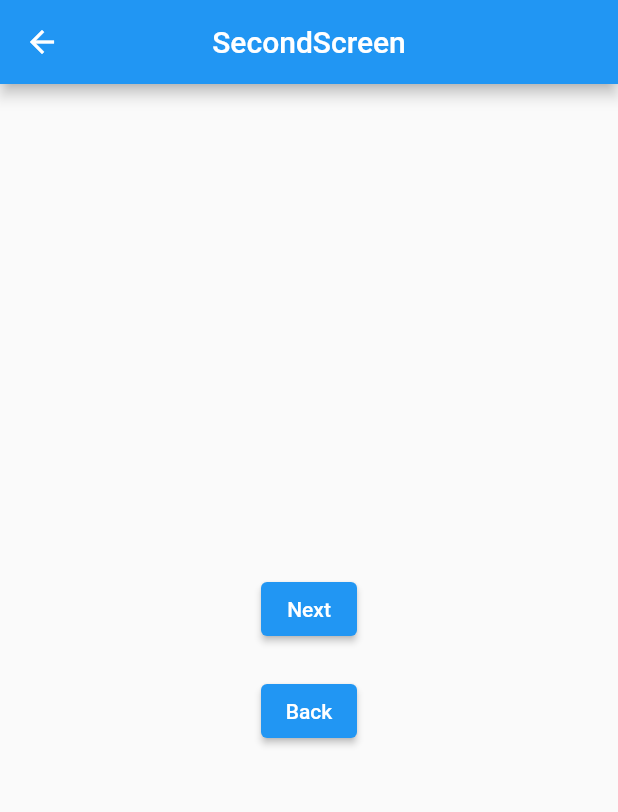
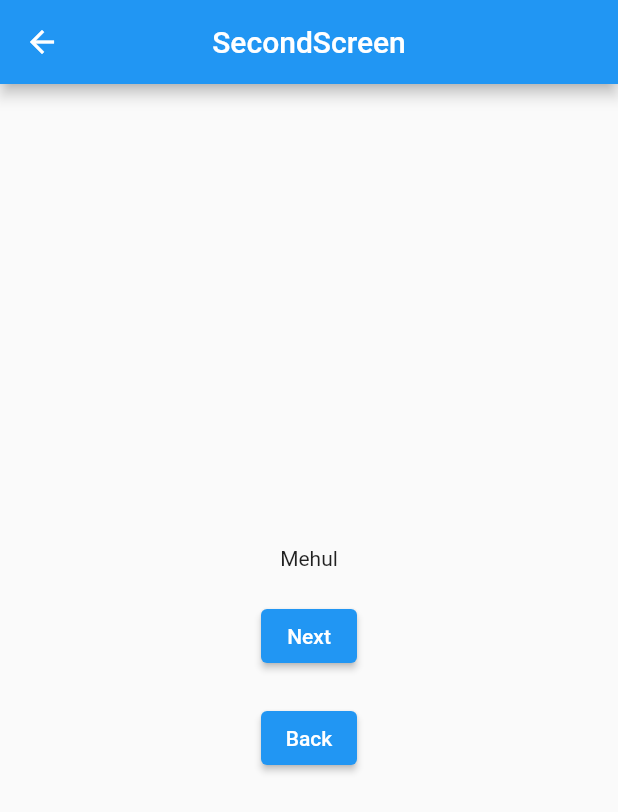
Before and after one commit to MehulZinzuvadiya/screen, a Flutter app: the screen it shows after launch, after a tap on "Next", on a phone screen of 412 x 824 dp. Shown: the top 812 px of the screen. Run offline on Flutter 3.47's test engine with Material 2 defaults, Android fonts, the phone set to English and light mode, and no system bars.

```diff
--- a/lib/homePage.dart
+++ b/lib/homePage.dart
@@ -1,5 +1,6 @@
+import 'dart:core';
 import 'package:flutter/material.dart';
-import 'package:screen/secondPage.dart';
+import 'package:screen/modelData.dart';
 
 class New1 extends StatefulWidget {
   const New1({Key? key}) : super(key: key);
@@ -9,6 +10,11 @@ class New1 extends StatefulWidget {
 }
 
 class _New1State extends State<New1> {
+  String name = "Mehul";
+  String salary = "10000";
+  String add = "surat";
+  String education = "BE";
+
   @override
   Widget build(BuildContext context) {
     return SafeArea(
@@ -21,7 +27,8 @@ class _New1State extends State<New1> {
       body: Center(
         child: ElevatedButton(
           onPressed: () {
-            Navigator.pushNamed(context, 'second');
+           ModelData m1=ModelData(name, salary, add, education);
+            Navigator.pushNamed(context, 'second', arguments: m1);
           },
           child: Text("Next"),
         ),
--- /dev/null
+++ b/lib/modelData.dart
@@ -0,0 +1,5 @@
+class ModelData {
+  String? name, salary, address, education;
+
+  ModelData(this.name, this.salary, this.address, this.education);
+}
--- a/lib/secondPage.dart
+++ b/lib/secondPage.dart
@@ -1,5 +1,6 @@
 import 'package:flutter/material.dart';
 import 'package:screen/homePage.dart';
+import 'package:screen/modelData.dart';
 import 'package:screen/thirdPage.dart';
 
 class New2 extends StatefulWidget {
@@ -10,8 +11,10 @@ class New2 extends StatefulWidget {
 }
 
 class _New2State extends State<New2> {
+
   @override
   Widget build(BuildContext context) {
+    ModelData m1=ModalRoute.of(context)!.settings.arguments as ModelData;
     return SafeArea(
       child: Scaffold(
         appBar: AppBar(
@@ -22,6 +25,8 @@ class _New2State extends State<New2> {
           child: Column(
             mainAxisAlignment: MainAxisAlignment.center,
             children: [
+              Text("${m1.name}"),
+              SizedBox(height: 20,),
               ElevatedButton(
                 onPressed: () {
                   Navigator.pushReplacementNamed(context, 'third');
--- a/lib/thirdPage.dart
+++ b/lib/thirdPage.dart
@@ -21,6 +21,7 @@ class _New3State extends State<New3> {
               Navigator.pop(context);
             },
             child: Text("Back")),
+
       ),
     ));
   }
```
Also changed, not shown: 1 other file.
